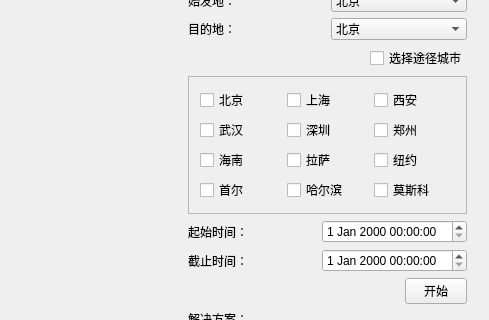
Before: the Qt Designer form program/widget.ui in Connor1996/-, drawn with Qt 5; both pictures show x 791 to 1280 and y 92 to 412 of the 1280 by 720 pixel window.
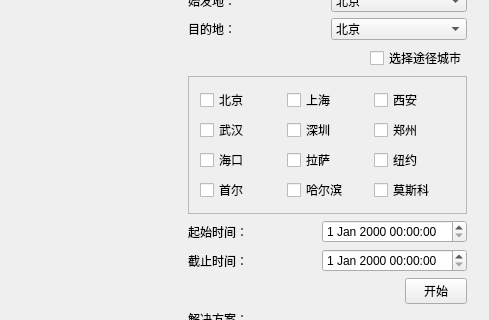
After: the same form once the commit is applied. Custom widgets are drawn as their Qt base class.

```diff
--- a/program/widget.ui
+++ b/program/widget.ui
@@ -379,7 +379,7 @@
          <item row="2" column="0">
           <widget class="QCheckBox" name="city6cbox">
            <property name="text">
-            <string>海南</string>
+            <string>海口</string>
            </property>
           </widget>
          </item>
```
Left out of the diff: 4 changed lines with no effect on the pictures.
